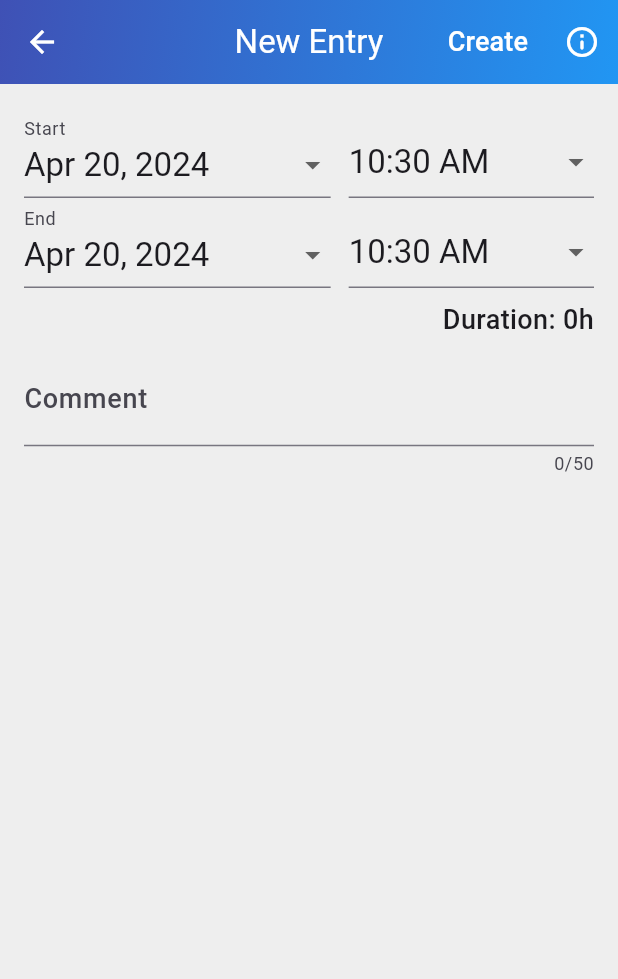
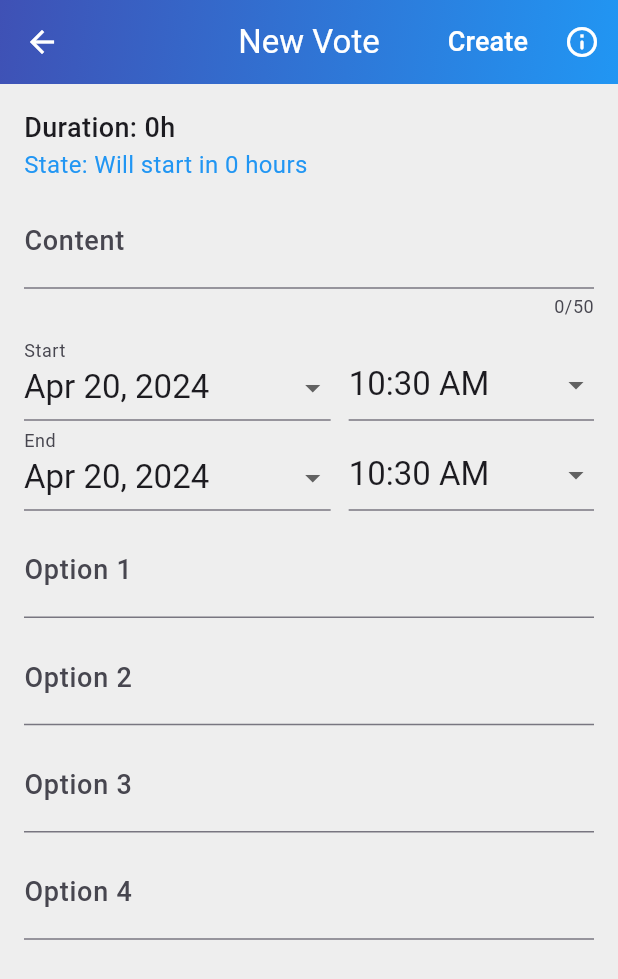
Before and after one commit to HuyenTrang0506/firstapp, a Flutter app: the EntryScreen screen opened directly with empty values, on a phone screen of 412 x 824 dp. Shown: the top 979 px of the screen. Run offline on Flutter 3.47's test engine with Material 3 defaults, Android fonts, the phone set to English and light mode, and no system bars; our stand-ins replace cloud_firestore, equatable, firebase_auth, firebase_core, firebase_storage, firebase_ui_firestore and 6 more; missing offline and left inert: firebase_ui_auth, flutter_polls; accounts and stored records are empty; generated files the repository leaves out were written again.

Commit message:
back up before bug

```diff
--- a/lib/src/constants/strings.dart
+++ b/lib/src/constants/strings.dart
@@ -22,14 +22,14 @@ class Strings {
   // Jobs page
   static const String createElection = 'Create Election';
 
-
   // Jobs page
   static const String info = 'Info & FaQ';
 
   // Vote page
-  static const String elections = 'My Elections';
+  static const String elections = 'Election Rooms';
 
   // Account page
   static const String account = 'Account';
   static const String accountPage = 'Account Page';
+  static const String history = 'History';
 }
--- a/lib/src/features/entries/data/entries_repository.dart
+++ b/lib/src/features/entries/data/entries_repository.dart
@@ -20,12 +20,15 @@ class EntriesRepository {
     required DateTime start,
     required DateTime end,
     required String comment,
+
+
   }) =>
       _firestore.collection(entriesPath(uid)).add({
         'jobId': jobId,
         'start': start.millisecondsSinceEpoch,
         'end': end.millisecondsSinceEpoch,
         'comment': comment,
+
       });
 
   // update
--- a/lib/src/features/entries/domain/daily_jobs_details.dart
+++ b/lib/src/features/entries/domain/daily_jobs_details.dart
@@ -6,10 +6,12 @@ class JobDetails {
     required this.name,
     required this.durationInHours,
     required this.pay,
+    required this.state,
   });
   final String name;
   double durationInHours;
   double pay;
+   String state;
 }
 
 /// Groups together all jobs/entries on a given day
@@ -17,6 +19,10 @@ class DailyJobsDetails {
   DailyJobsDetails({required this.date, required this.jobsDetails});
   final DateTime date;
   final List<JobDetails> jobsDetails;
+//get state from jobsDetails, state is a string
+  String get state => jobsDetails
+      .map((jobDuration) => jobDuration.state)
+      .reduce((value, element) => value + element);
 
   double get pay => jobsDetails
       .map((jobDuration) => jobDuration.pay)
@@ -60,15 +66,18 @@ class DailyJobsDetails {
     for (final entryJob in entries) {
       final entry = entryJob.entry;
       final pay = entry.durationInHours * entryJob.job.ratePerHour;
+      final state = entry.state;
       if (jobDuration[entry.jobId] == null) {
         jobDuration[entry.jobId] = JobDetails(
           name: entryJob.job.name,
           durationInHours: entry.durationInHours,
           pay: pay,
+          state: state,
         );
       } else {
         jobDuration[entry.jobId]!.pay += pay;
         jobDuration[entry.jobId]!.durationInHours += entry.durationInHours;
+        jobDuration[entry.jobId]!.state += state;
       }
     }
     return jobDuration.values.toList();
--- a/lib/src/features/entries/domain/entry.dart
+++ b/lib/src/features/entries/domain/entry.dart
@@ -10,12 +10,14 @@ class Entry extends Equatable {
     required this.start,
     required this.end,
     required this.comment,
+
   });
   final EntryID id;
   final JobID jobId;
   final DateTime start;
   final DateTime end;
   final String comment;
+
 
   @override
   List<Object> get props => [id, jobId, start, end, comment];
@@ -26,6 +28,22 @@ class Entry extends Equatable {
   double get durationInHours =>
       end.difference(start).inMinutes.toDouble() / 60.0;
 
+  String get state {
+    final currentTime = DateTime.now();
+    final isExpired = currentTime.isAfter(end);
+    final isInProgress =
+        currentTime.isAfter(start) && currentTime.isBefore(end);
+    if (isExpired) {
+      return 'Expired';
+    } else if (isInProgress) {
+      return 'In Progress';
+    } else {
+      final remainingTime = start.difference(currentTime);
+      final remainingHours = remainingTime.inHours;
+      return 'Will start in $remainingHours hours';
+    }
+  }
+
   factory Entry.fromMap(Map<dynamic, dynamic> value, EntryID id) {
     final startMilliseconds = value['start'] as int;
     final endMilliseconds = value['end'] as int;
@@ -35,6 +53,7 @@ class Entry extends Equatable {
       start: DateTime.fromMillisecondsSinceEpoch(startMilliseconds),
       end: DateTime.fromMillisecondsSinceEpoch(endMilliseconds),
       comment: value['comment'] as String? ?? '',
+
     );
   }
 
@@ -44,6 +63,7 @@ class Entry extends Equatable {
       'start': start.millisecondsSinceEpoch,
       'end': end.millisecondsSinceEpoch,
       'comment': comment,
+
     };
   }
 }
--- a/lib/src/features/entries/presentation/entries_screen.dart
+++ b/lib/src/features/entries/presentation/entries_screen.dart
@@ -23,7 +23,7 @@ class EntriesScreen extends ConsumerWidget {
           ),
         ),
         elevation: 0.0,
-        title: const Text(Strings.elections),
+        title: const Text(Strings.history),
         actions: [
           IconButton(
             color: Colors.white,
--- a/lib/src/features/entries/presentation/entry_screen/entry_screen.dart
+++ b/lib/src/features/entries/presentation/entry_screen/entry_screen.dart
@@ -29,7 +29,7 @@ class _EntryPageState extends ConsumerState<EntryScreen> {
   late DateTime _endDate;
   late TimeOfDay _endTime;
   late String _comment;
-
+  late List<String> _options;
   DateTime get start => DateTime(_startDate.year, _startDate.month,
       _startDate.day, _startTime.hour, _startTime.minute);
   DateTime get end => DateTime(_endDate.year, _endDate.month, _endDate.day,
@@ -47,6 +47,7 @@ class _EntryPageState extends ConsumerState<EntryScreen> {
     _endTime = TimeOfDay.fromDateTime(end);
 
     _comment = widget.entry?.comment ?? '';
+    // _options = widget.entry?.options ?? ['', '', '', ''];
   }
 
   Future<void> _setEntryAndDismiss() async {
@@ -57,6 +58,7 @@ class _EntryPageState extends ConsumerState<EntryScreen> {
               start: start,
               end: end,
               comment: _comment,
+              options: _options,
             );
     if (success && mounted) {
       context.pop();
@@ -70,18 +72,6 @@ class _EntryPageState extends ConsumerState<EntryScreen> {
       (_, state) => state.showAlertDialogOnError(context),
     );
     return Scaffold(
-      // appBar: AppBar(
-      //   title: Text(widget.entry != null ? 'Edit Entry' : 'New Entry'),
-      //   actions: <Widget>[
-      //     TextButton(
-      //       child: Text(
-      //         widget.entry != null ? 'Update' : 'Create',
-      //         style: const TextStyle(fontSize: 18.0, color: Colors.white),
-      //       ),
-      //       onPressed: () => _setEntryAndDismiss(),
-      //     ),
-      //   ],
-      // ),
       appBar: AppBar(
         flexibleSpace: Container(
           decoration: const BoxDecoration(
@@ -93,7 +83,7 @@ class _EntryPageState extends ConsumerState<EntryScreen> {
           ),
         ),
         elevation: 0.0,
-        title: Text(widget.entry != null ? 'Edit Entry' : 'New Entry'),
+        title: Text(widget.entry != null ? 'Edit Vote' : 'New Vote'),
         actions: [
           TextButton(
             child: Text(
@@ -126,12 +116,14 @@ class _EntryPageState extends ConsumerState<EntryScreen> {
             mainAxisSize: MainAxisSize.min,
             crossAxisAlignment: CrossAxisAlignment.start,
             children: <Widget>[
+              _buildDuration(),
+              gapH8,
+              _buildComment(),
+              gapH8,
               _buildStartDate(),
               _buildEndDate(),
               gapH8,
-              _buildDuration(),
-              gapH8,
-              _buildComment(),
+              _buildOptions(),
             ],
           ),
         ),
@@ -162,17 +154,50 @@ class _EntryPageState extends ConsumerState<EntryScreen> {
   Widget _buildDuration() {
     final durationInHours = end.difference(start).inMinutes.toDouble() / 60.0;
     final durationFormatted = Format.hours(durationInHours);
-    return Row(
-      mainAxisAlignment: MainAxisAlignment.end,
+    //state
+    final currentTime = DateTime.now();
+    final isExpired = currentTime.isAfter(end);
+    final isInProgress =
+        currentTime.isAfter(start) && currentTime.isBefore(end);
+
+    String state;
+    if (isExpired) {
+      state = 'Expired';
+    } else if (isInProgress) {
+      state = 'In Progress';
+    } else {
+      final remainingTime = start.difference(currentTime);
+      final remainingHours = remainingTime.inHours;
+      state = 'Will start in $remainingHours hours';
+    }
+
+    return Align(
+      alignment: Alignment.centerLeft,
+      child: Column(
+        crossAxisAlignment: CrossAxisAlignment.start,
         children: <Widget>[
           Text(
             'Duration: $durationFormatted',
             style: const TextStyle(fontSize: 18.0, fontWeight: FontWeight.w500),
-          maxLines: 1,
-          overflow: TextOverflow.ellipsis,
+          ),
+          Text(
+            'State: $state',
+            style: TextStyle(fontSize: 16.0, color: _getStateColor(state)),
           ),
         ],
+      ),
     );
+  }
+
+  Color _getStateColor(String state) {
+    switch (state) {
+      case 'Expired':
+        return Colors.red;
+      case 'In Progress':
+        return Colors.green;
+      default:
+        return Colors.blue;
+    }
   }
 
   Widget _buildComment() {
@@ -181,7 +206,7 @@ class _EntryPageState extends ConsumerState<EntryScreen> {
       maxLength: 50,
       controller: TextEditingController(text: _comment),
       decoration: const InputDecoration(
-        labelText: 'Comment',
+        labelText: 'Content',
         labelStyle: TextStyle(fontSize: 18.0, fontWeight: FontWeight.w500),
       ),
       keyboardAppearance: Brightness.light,
@@ -191,3 +216,31 @@ class _EntryPageState extends ConsumerState<EntryScreen> {
     );
   }
 }
+
+Widget _buildOptions() {
+  return Column(
+    children: <Widget>[
+      _buildOptionField('Option 1'),
+      SizedBox(height: 8.0),
+      _buildOptionField('Option 2'),
+      SizedBox(height: 8.0),
+      _buildOptionField('Option 3'),
+      SizedBox(height: 8.0),
+      _buildOptionField('Option 4'),
+    ],
+  );
+}
+
+Widget _buildOptionField(String option) {
+  return TextField(
+    decoration: InputDecoration(
+      labelText: option,
+      labelStyle: TextStyle(fontSize: 18.0, fontWeight: FontWeight.w500),
+    ),
+    keyboardAppearance: Brightness.light,
+    style: TextStyle(fontSize: 20.0, color: Colors.black),
+    onChanged: (value) {
+      // Handle the changed value
+    },
+  );
+}
--- a/lib/src/features/entries/presentation/entry_screen/entry_screen_controller.dart
+++ b/lib/src/features/entries/presentation/entry_screen/entry_screen_controller.dart
@@ -21,6 +21,7 @@ class EntryScreenController extends _$EntryScreenController {
     required DateTime start,
     required DateTime end,
     required String comment,
+    required List<String> options,
   }) async {
     final currentUser = ref.read(authRepositoryProvider).currentUser;
     if (currentUser == null) {
@@ -35,6 +36,7 @@ class EntryScreenController extends _$EntryScreenController {
             start: start,
             end: end,
             comment: comment,
+
           ));
     } else {
       final entry = Entry(
@@ -43,6 +45,7 @@ class EntryScreenController extends _$EntryScreenController {
         start: start,
         end: end,
         comment: comment,
+
       );
       state = await AsyncValue.guard(
           () => repository.updateEntry(uid: currentUser.uid, entry: entry));
--- a/lib/src/features/jobs/presentation/job_entries_screen/entry_list_item.dart
+++ b/lib/src/features/jobs/presentation/job_entries_screen/entry_list_item.dart
@@ -1,8 +1,8 @@
 import 'package:flutter/material.dart';
 import 'package:voting_app/src/constants/app_sizes.dart';
-import 'package:voting_app/src/utils/format.dart';
 import 'package:voting_app/src/features/entries/domain/entry.dart';
 import 'package:voting_app/src/features/jobs/domain/job.dart';
+import 'package:voting_app/src/utils/format.dart';
 
 class EntryListItem extends StatelessWidget {
   const EntryListItem({
@@ -46,6 +46,10 @@ class EntryListItem extends StatelessWidget {
 
     final pay = job.ratePerHour * entry.durationInHours;
     final payFormatted = Format.currency(pay);
+     //add state, if current time < startTime-> state is 'upcoming', if current time > endTime -> state is 'completed', else state is 'ongoing'
+  final currentTime = DateTime.now();
+  final state = currentTime.isBefore(entry.start) ? 'upcoming' : currentTime.isAfter(entry.end) ? 'expired' : 'ongoing';
+  final stateColor = state == 'upcoming' ? Colors.blue : state == 'ongoing' ? Colors.green : Colors.red;
 
     return Column(
       crossAxisAlignment: CrossAxisAlignment.start,
@@ -58,8 +62,8 @@ class EntryListItem extends StatelessWidget {
           if (job.ratePerHour > 0.0) ...<Widget>[
             Expanded(child: Container()),
             Text(
-              payFormatted,
-              style: TextStyle(fontSize: 16.0, color: Colors.green[700]),
+              state,
+              style: TextStyle(fontSize: 16.0, color: stateColor),
             ),
           ],
         ]),
--- a/lib/src/features/onboarding/presentation/onboarding_screen.dart
+++ b/lib/src/features/onboarding/presentation/onboarding_screen.dart
@@ -31,7 +31,7 @@ class OnboardingScreen extends ConsumerWidget {
           text: TextSpan(
             children: [
               TextSpan(
-                text: 'ELECT',
+                text: 'VOTE',
                 style: TextStyle(
                   color: Colors.pink[300],
                   fontSize: 18.0,
@@ -39,7 +39,7 @@ class OnboardingScreen extends ConsumerWidget {
                 ),
               ),
               TextSpan(
-                text: 'CHAIN',
+                text: 'SYSTEM',
                 style: TextStyle(
                   fontSize: 18.0,
                   fontWeight: FontWeight.bold,
```
Also changed, not shown: lib/src/features/entries/application/entries_service.dart (+8 -8 lines), lib/src/features/home/presentation/home_screen.dart (+6 -6 lines), lib/src/features/jobs/presentation/edit_job_screen/edit_job_screen.dart (+2 -13 lines), lib/src/features/jobs/presentation/job_entries_screen/job_entries_screen.dart (+3 -16 lines), lib/src/features/joinvote/data/election.dart (added, +19 -0 lines), lib/src/features/joinvote/example_polls.dart (added, +105 -0 lines), lib/src/features/joinvote/polls.dart (added, +103 -0 lines), lib/src/features/joinvote/service/election_service.dart (added, +53 -0 lines), lib/src/routing/app_router.dart (+13 -12 lines), lib/src/routing/scaffold_with_nested_navigation.dart (+12 -11 lines). Lines whose indentation alone changed are shown as unchanged.
